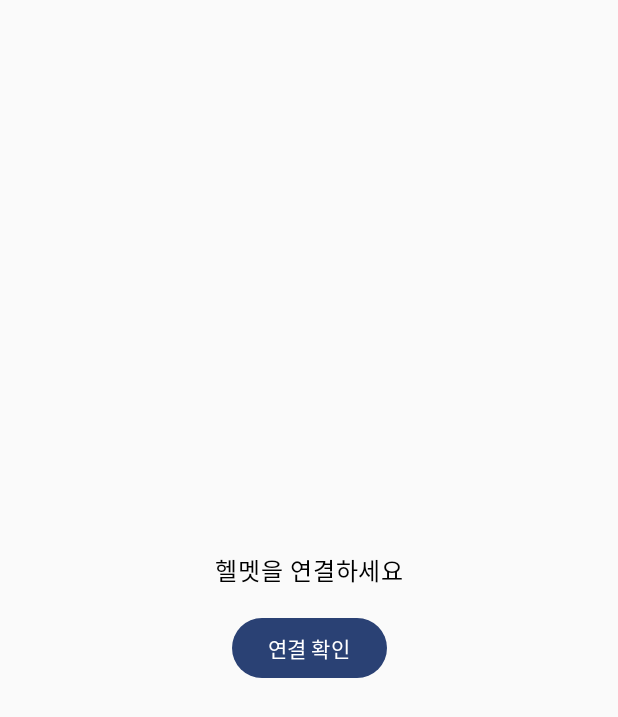
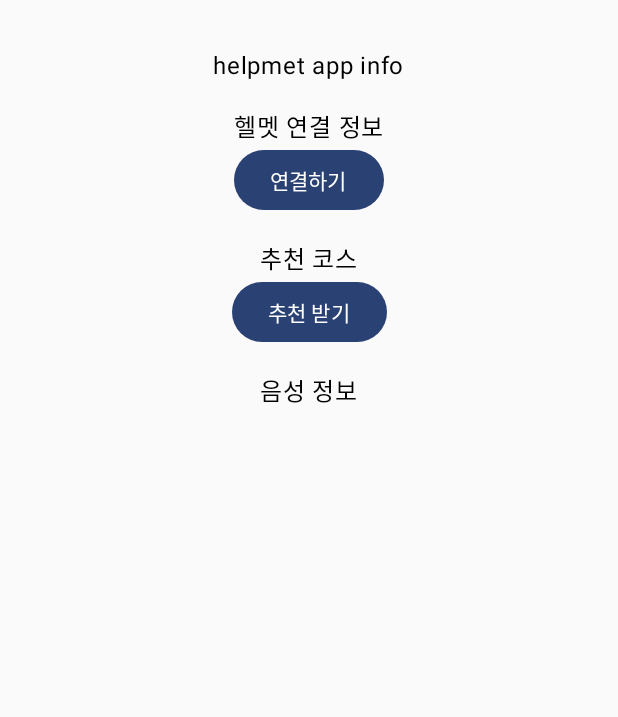
Before and after one commit to jeong-hyeonHwang/Helpmet, an Android app built with Jetpack Compose: the screen it shows after launch (MainActivity), on a phone screen of 412 x 824 dp. Shown: the top 717 px of the screen. Run offline under Robolectric (Android 15) with nearby library versions, the phone set to English and light mode, and no system bars.

Commit message:
feat: 앱 진입화면 레이아웃

```diff
--- a/FE/app/src/main/java/com/a303/helpmet/presentation/feature/helmetcheck/HelmetCheckScreen.kt
+++ b/FE/app/src/main/java/com/a303/helpmet/presentation/feature/helmetcheck/HelmetCheckScreen.kt
@@ -6,6 +6,9 @@ import androidx.compose.runtime.*
 import androidx.compose.ui.Alignment
 import androidx.compose.ui.Modifier
 import androidx.compose.ui.unit.dp
+import com.a303.helpmet.presentation.feature.helmetcheck.component.HelmetInfoView
+import com.a303.helpmet.presentation.feature.helmetcheck.component.HelmetServiceInfoView
+import com.a303.helpmet.presentation.feature.helmetcheck.component.RecommendRouteView
 import org.koin.androidx.compose.koinViewModel
 
 @Composable
@@ -13,20 +16,23 @@ fun HelmetCheckScreen(
     viewModel: HelmetCheckViewModel = koinViewModel(),
     onSuccess: () -> Unit
 ) {
-    val isConnected by viewModel.isConnected.collectAsState()
-    LaunchedEffect(isConnected) {
-        if (isConnected) onSuccess()
-    }
+//    val isConnected by viewModel.isConnected.collectAsState()
+//    LaunchedEffect(isConnected) {
+//        if (isConnected) onSuccess()
+//    }
 
     Column(
-        modifier = Modifier.fillMaxSize().padding(16.dp),
+        modifier = Modifier.fillMaxSize().padding(horizontal = 24.dp, vertical = 32.dp),
         horizontalAlignment = Alignment.CenterHorizontally,
-        verticalArrangement = Arrangement.Center
+        verticalArrangement = Arrangement.spacedBy(16.dp),
     ) {
-        Text(if (isConnected) "헬멧이 연결되었습니다" else "헬멧을 연결하세요")
-        Spacer(Modifier.height(16.dp))
-        Button(onClick = { viewModel.checkConnection() }) {
-            Text("연결 확인")
-        }
+//        Text(if (isConnected) "헬멧이 연결되었습니다" else "헬멧을 연결하세요")
+//        Spacer(Modifier.height(16.dp))
+//        Button(onClick = { viewModel.checkConnection() }) {
+//            Text("연결 확인")
+//        }
+        HelmetInfoView(viewModel)
+        RecommendRouteView(viewModel, onSuccess)
+        HelmetServiceInfoView()
     }
 }
--- /dev/null
+++ b/FE/app/src/main/java/com/a303/helpmet/presentation/feature/helmetcheck/component/HelmetInfoView.kt
@@ -0,0 +1,39 @@
+package com.a303.helpmet.presentation.feature.helmetcheck.component
+
+import androidx.compose.foundation.layout.*
+import androidx.compose.runtime.*
+import androidx.compose.ui.*
+import androidx.compose.material3.*
+import androidx.compose.ui.unit.dp
+import com.a303.helpmet.presentation.feature.helmetcheck.HelmetCheckViewModel
+import org.koin.androidx.compose.koinViewModel
+
+@Composable
+fun HelmetInfoView(
+    viewModel: HelmetCheckViewModel = koinViewModel(),
+) {
+    Modifier.padding(32.dp)
+    val isConnected by viewModel.isConnected.collectAsState()
+    Column(
+        modifier = Modifier.fillMaxWidth(), //.padding(16.dp),
+        horizontalAlignment = Alignment.CenterHorizontally,
+        verticalArrangement = Arrangement.Center
+    ){
+        // String.xml 내에 있음
+//        Row {
+//            Text("헬프")
+//            Text("멧")
+//        }
+//        Text("안전한 라이딩을 위한 정보,")
+//        Text("보이지 않는 순간까지 지켜드립니다")
+
+        Text("helpmet app info")
+    }
+    Modifier.padding(32.dp)
+    Column {
+        Text("헬멧 연결 정보")
+        Button(onClick = { viewModel.checkConnection() }) {
+            Text(if (isConnected) "연결됨" else "연결하기")
+        }
+    }
+}
--- /dev/null
+++ b/FE/app/src/main/java/com/a303/helpmet/presentation/feature/helmetcheck/component/HelmetServiceInfoView.kt
@@ -0,0 +1,18 @@
+package com.a303.helpmet.presentation.feature.helmetcheck.component
+
+import androidx.compose.foundation.layout.*
+import androidx.compose.runtime.*
+import androidx.compose.ui.*
+import androidx.compose.material3.*
+import androidx.compose.ui.unit.dp
+
+@Composable
+fun HelmetServiceInfoView() {
+    Column(
+        modifier = Modifier.fillMaxWidth(), //.padding(16.dp)
+        horizontalAlignment = Alignment.CenterHorizontally,
+        verticalArrangement = Arrangement.Center
+    ) {
+        Text("음성 정보")
+    }
+}
--- /dev/null
+++ b/FE/app/src/main/java/com/a303/helpmet/presentation/feature/helmetcheck/component/RecommendRouteView.kt
@@ -0,0 +1,33 @@
+package com.a303.helpmet.presentation.feature.helmetcheck.component
+
+import androidx.compose.foundation.layout.*
+import androidx.compose.runtime.*
+import androidx.compose.ui.*
+import androidx.compose.material3.*
+import androidx.compose.ui.unit.dp
+import androidx.lifecycle.viewmodel.compose.viewModel
+import com.a303.helpmet.presentation.feature.helmetcheck.HelmetCheckViewModel
+import org.koin.androidx.compose.koinViewModel
+
+
+@Composable
+fun RecommendRouteView(
+    viewModel: HelmetCheckViewModel = koinViewModel(),
+    onSuccess: () -> Unit
+) {
+    val isConnected by viewModel.isConnected.collectAsState()
+    Column(
+        modifier = Modifier.fillMaxWidth(), //.padding(16.dp),
+        horizontalAlignment = Alignment.CenterHorizontally,
+        verticalArrangement = Arrangement.Center
+    ) {
+        Text("추천 코스")
+        Button(onClick = {
+            if (isConnected) {
+                onSuccess()
+            }
+        }) {
+            Text("추천 받기")
+        }
+    }
+}
```
Also changed, not shown: 1 other file.
